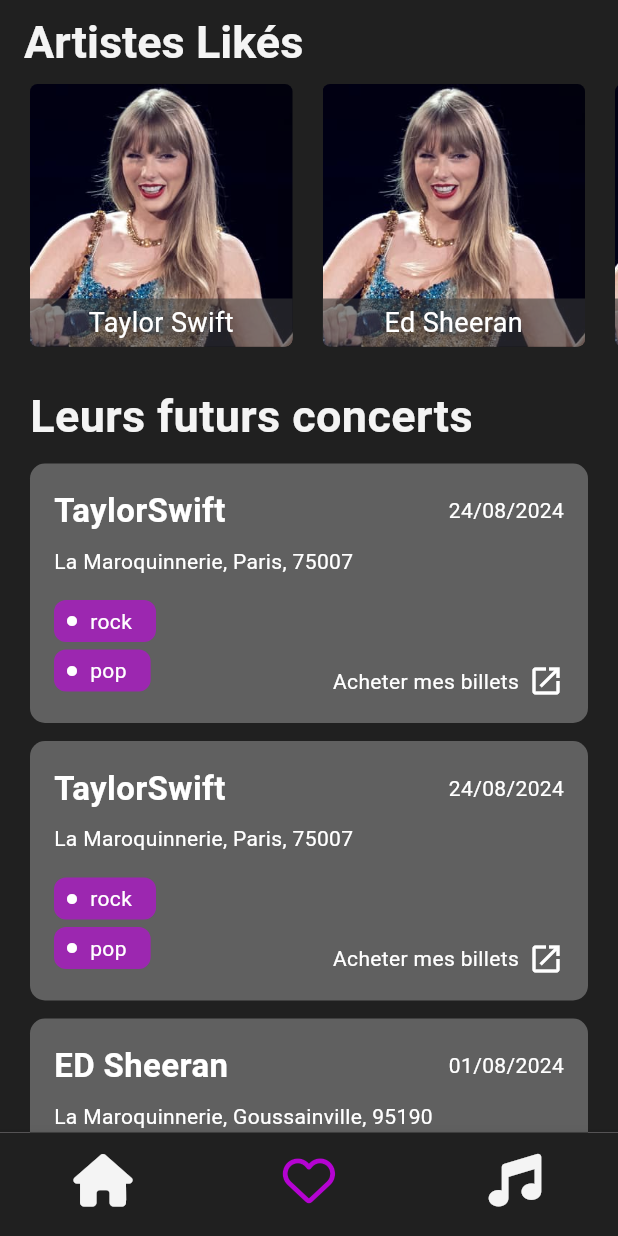
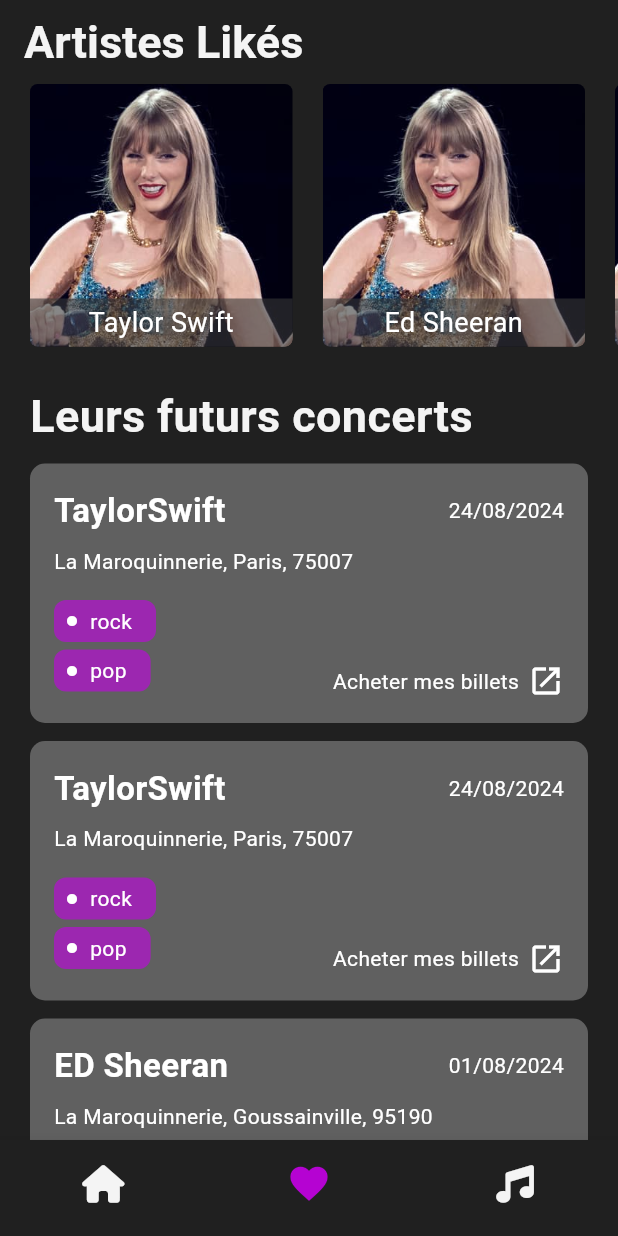
Before and after one commit to SarahOtmane/SpotifyTest, a Flutter app: the screen it shows after launch, item 2 of the bottom bar chosen, on a phone screen of 412 x 824 dp. Run offline on Flutter 3.47's test engine with Material 3 defaults, Android fonts, the phone set to English and light mode, and no system bars; our stand-ins replace flutter_dotenv, font_awesome_flutter; network calls fail.

Commit message:
update icon and sizeIcon

```diff
--- a/lib/screen/device.dart
+++ b/lib/screen/device.dart
@@ -1,6 +1,7 @@
 import 'package:flutter/material.dart';
 import 'package:spotify/screen/like.dart';
 import 'package:font_awesome_flutter/font_awesome_flutter.dart';
+
 
 import 'home.dart';
 import 'concerts.dart';
@@ -30,18 +31,17 @@ class _DeviceScreenState extends State<DeviceScreen> {
         type: BottomNavigationBarType.fixed,
         selectedItemColor: AppColors.primary,
         unselectedItemColor: AppColors.white,
-        iconSize: 35,
         currentIndex: _currentScreen,
         onTap: onTabTapped,
         showSelectedLabels: false,
         showUnselectedLabels: false,
         items: const [
           BottomNavigationBarItem(
-              icon: FaIcon(FontAwesomeIcons.house), label: 'Home'),
+              icon: FaIcon(FontAwesomeIcons.house, size: 25.0,), label: 'Home'),
           BottomNavigationBarItem(
-              icon: FaIcon(FontAwesomeIcons.heart), label: 'Artists likés'),
+              icon: FaIcon(Icons.favorite, size: 30.0), label: 'Artists likés'),
           BottomNavigationBarItem(
-              icon: FaIcon(FontAwesomeIcons.music), label: 'Concerts'),
+              icon: FaIcon(FontAwesomeIcons.music, size: 25.0,), label: 'Concerts'),
         ],
       ),
     );
```
